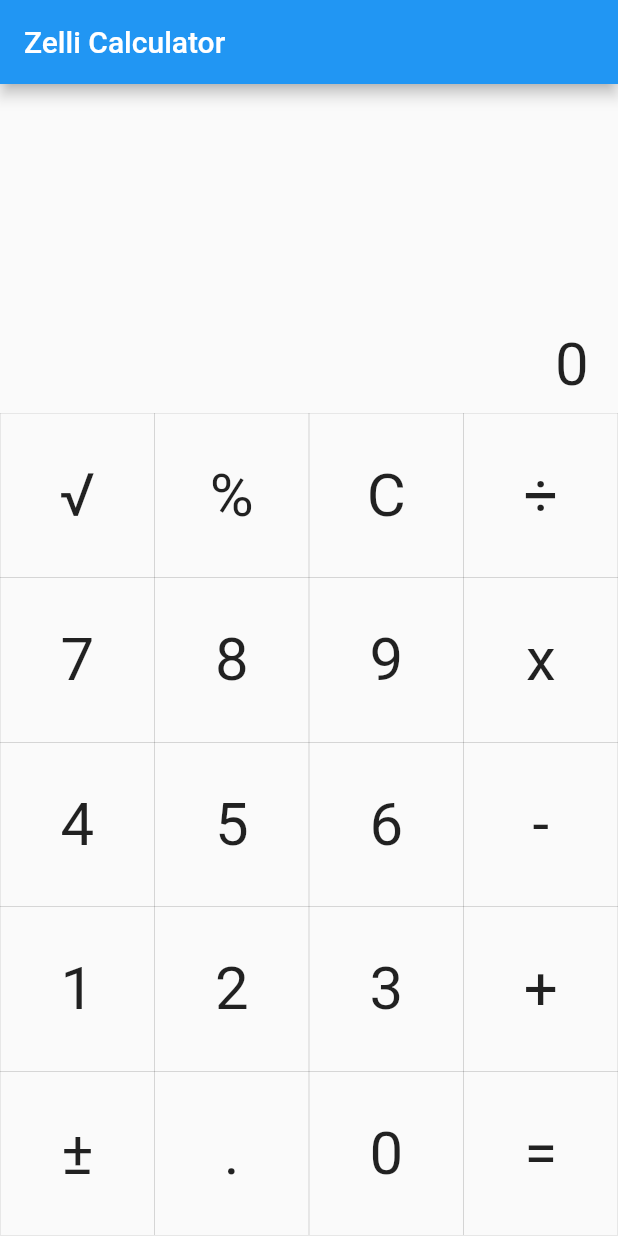
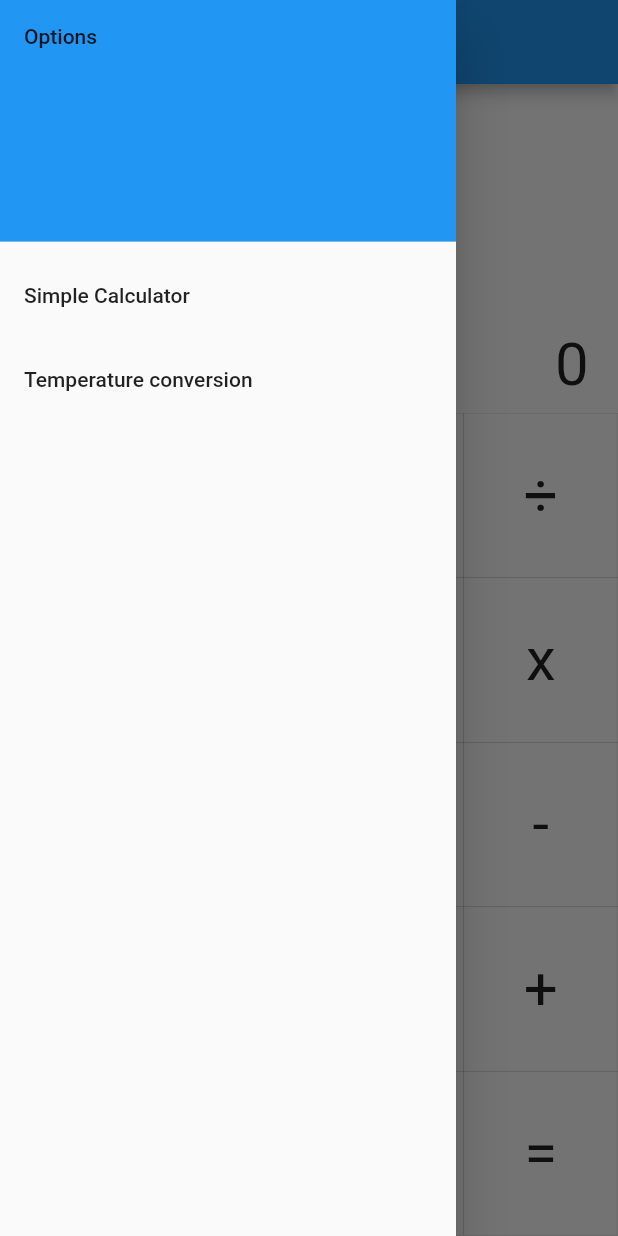
Before and after one commit to uguazelli/flutter_zelli_calc_old, a Flutter app: the screen it shows after launch, with the side drawer open (before the commit the screen has no drawer), on a phone screen of 412 x 824 dp. Run offline on Flutter 3.47's test engine with Material 2 defaults, Android fonts, the light colour scheme and no system bars.

Commit message:
introduced temp-conversion

```diff
--- a/lib/app.dart
+++ b/lib/app.dart
@@ -1,5 +1,6 @@
 import 'package:flutter/material.dart';
-import 'package:flutter_2_application/simple_calculator/simple_calc.dart';
+import 'package:flutter_2_application/views/simple_calc.dart';
+import 'views/parts/menu.dart';
 
 class App extends StatelessWidget {
   // This widget is the root of your application.
@@ -22,6 +23,7 @@ class HomePage extends StatelessWidget {
       appBar: AppBar(
         title: Text('Zelli Calculator'),
       ),
+      drawer: Menu(),
       body: Container(
         //making the main container use 100% of safe area
         width: double.infinity,
--- /dev/null
+++ b/lib/views/parts/menu.dart
@@ -0,0 +1,40 @@
+import 'package:flutter/material.dart';
+
+import '../temp_conversion.dart';
+
+class Menu extends StatelessWidget {
+  @override
+  Widget build(BuildContext context) {
+    return Drawer(
+      // Add a ListView to the drawer. This ensures the user can scroll
+      // through the options in the drawer if there isn't enough vertical
+      // space to fit everything.
+      child: ListView(
+        // Important: Remove any padding from the ListView.
+        padding: EdgeInsets.zero,
+        children: <Widget>[
+          DrawerHeader(
+            child: Text('Options'),
+            decoration: BoxDecoration(
+              color: Colors.blue,
+            ),
+          ),
+          ListTile(
+            title: Text('Simple Calculator'),
+            onTap: () {
+              Navigator.pop(context);
+            },
+          ),
+          ListTile(
+              title: Text('Temperature conversion'),
+              onTap: () {
+                Navigator.push(
+                  context,
+                  MaterialPageRoute(builder: (context) => TempConversion()),
+                );
+              }),
+        ],
+      ),
+    );
+  }
+}
```
Also changed, not shown: lib/views/temp_conversion.dart (added, +54 -0 lines), lib/views/simple_calc.dart (renamed from lib/simple_calculator/simple_calc.dart).
